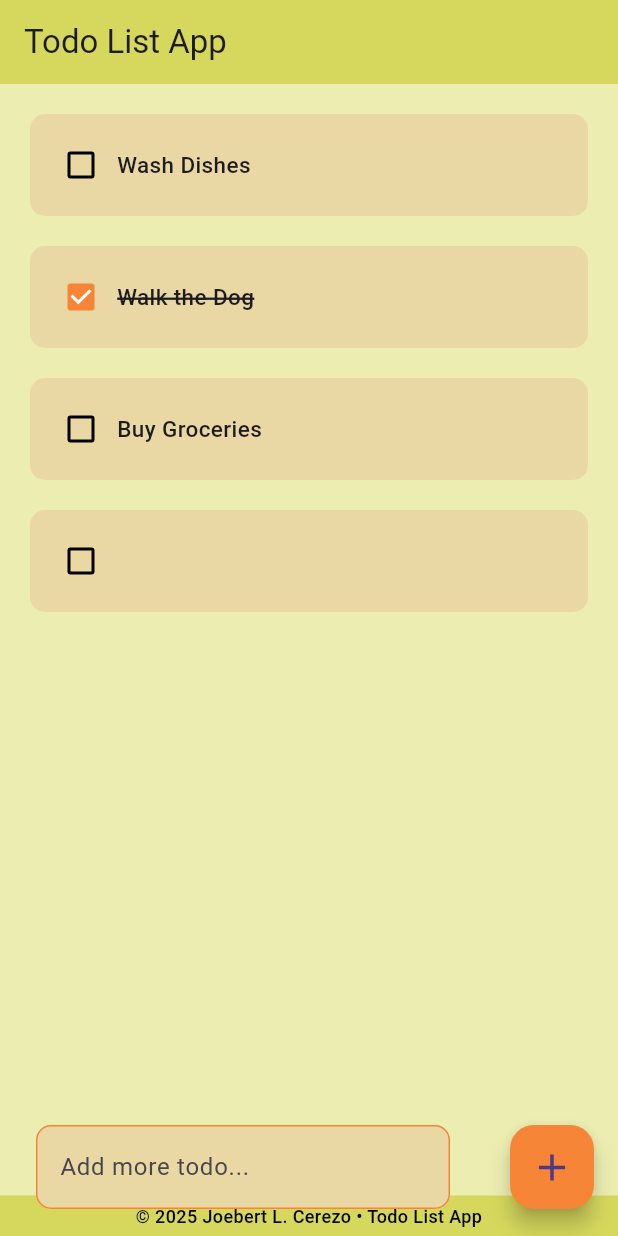
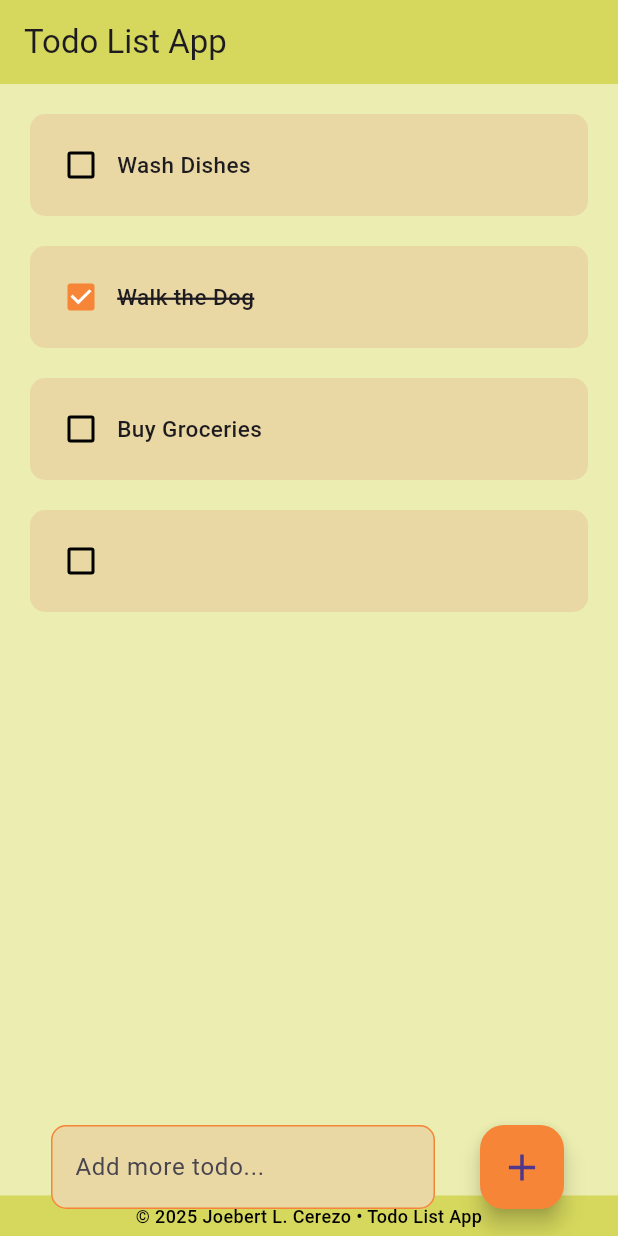
Before and after one commit to joebertcerezo/flutter-todolist, a Flutter app: the screen it shows after launch, after a tap on the "add" icon, on a phone screen of 412 x 824 dp. Run offline on Flutter 3.47's test engine with Material 3 defaults, Android fonts, the phone set to English and light mode, and no system bars.

Commit message:
Update home_page.dart

```diff
--- a/lib/pages/home_page.dart
+++ b/lib/pages/home_page.dart
@@ -13,7 +13,7 @@ class _HomePageState extends State<HomePage> {
   final List<ToDoItem> todoList = [
     ToDoItem(title: "Wash Dishes", isCompleted: false),
     ToDoItem(title: "Walk the Dog", isCompleted: true),
-    ToDoItem(title: "Buy Groceries", isCompleted: false),
+    ToDoItem(title: "Buy Groceries"),
   ];
 
   void checkBoxChanged(int index) {
@@ -22,9 +22,15 @@ class _HomePageState extends State<HomePage> {
     });
   }
 
+  void deleteTask(int index) {
+    setState(() {
+      todoList.removeAt(index);
+    });
+  }
+
   void saveTask() {
     setState(() {
-      todoList.add(ToDoItem(title: _controller.text));
+      todoList.add(ToDoItem(title: _controller.text.trim()));
       _controller.clear();
     });
   }
@@ -45,7 +51,8 @@ class _HomePageState extends State<HomePage> {
               itemBuilder: (BuildContext context, index) {
                 return TodoList(
                   task: todoList[index],
-                  onChanged: (value) => checkBoxChanged(index),
+                  onChanged: (context) => checkBoxChanged(index),
+                  onDelete: (context) => deleteTask(index),
                 );
               },
             ),
@@ -68,11 +75,13 @@ class _HomePageState extends State<HomePage> {
       ),
       floatingActionButton: Padding(
         padding: const EdgeInsets.symmetric(vertical: 2),
+        child: Padding(
+          padding: const EdgeInsets.symmetric(horizontal: 20),
           child: Row(
             children: [
               Expanded(
                 child: Padding(
-                padding: const EdgeInsets.symmetric(horizontal: 40),
+                  padding: const EdgeInsets.symmetric(horizontal: 30),
                   child: TextField(
                     controller: _controller,
                     decoration: InputDecoration(
@@ -99,6 +108,7 @@ class _HomePageState extends State<HomePage> {
             ],
           ),
         ),
+      ),
       // bottomSheet: BottomSheet(
       //   onClosing: () => {},
       //   builder: (BuildContext context) {
```
Lines whose indentation alone changed are shown as unchanged.
